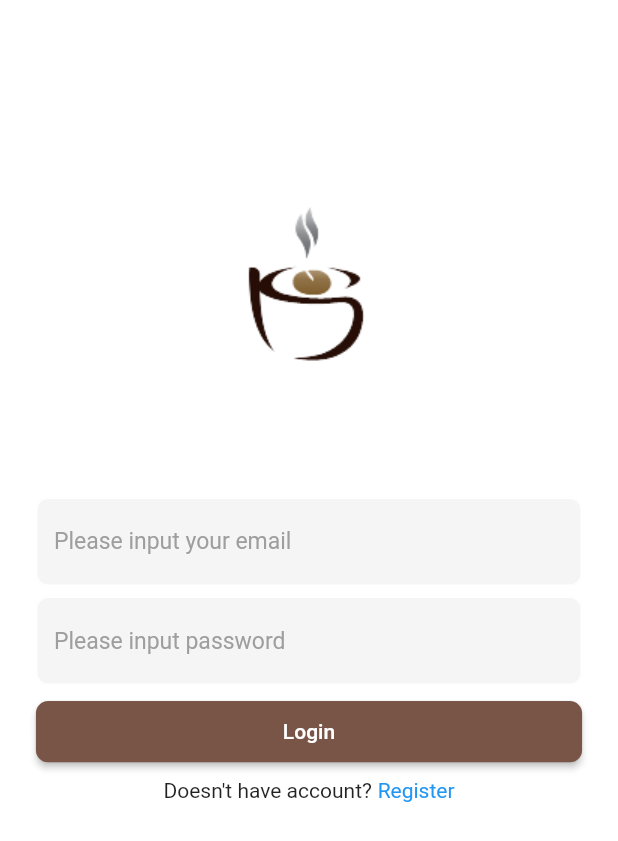
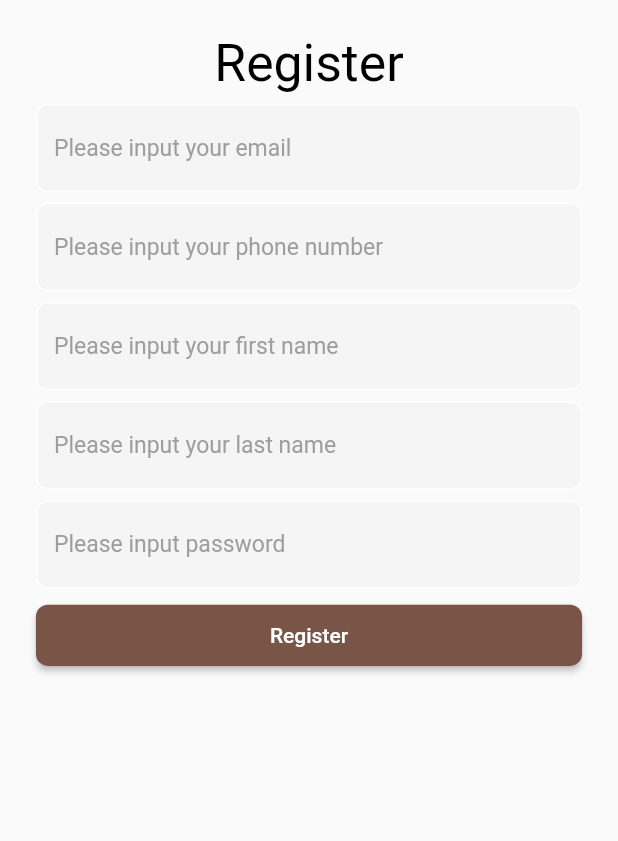
Before and after one commit to Muammarbanana/koffie-test, a Flutter app: the screen it shows after launch, after a tap on "Register", on a phone screen of 412 x 824 dp. Shown: the top 841 px of the screen. Run offline on Flutter 3.47's test engine with Material 2 defaults, Android fonts, the light colour scheme and no system bars; our stand-ins replace easy_localization, flutter_screenutil.

Commit message:
slicing register page

```diff
--- a/assets/translations/en.json
+++ b/assets/translations/en.json
@@ -2,6 +2,11 @@
     "onboarding": {
         "pleaseInputYourEmail": "Please input your email",
         "pleaseInputPassword": "Please input password",
+        "pleaseInputYourPhone": "Please input your phone number",
+        "pleaseInputYourFirstName": "Please input your first name",
+        "pleaseInputYourLastName": "Please input your last name",
+        "thisFieldRequired": "This field is required",
+        "invalidEmailFormat": "Invalid email format",
         "login": "Login",
         "register": "Register",
         "doesntHaveAccount": "Doesn't have account?"
--- a/assets/translations/id.json
+++ b/assets/translations/id.json
@@ -2,6 +2,11 @@
     "onboarding": {
         "pleaseInputYourEmail": "Masukkan email",
         "pleaseInputPassword": "Masukkan kata sandi",
+        "pleaseInputYourPhone": "Masukkan nomor ponsel",
+        "pleaseInputYourFirstName": "Masukkan nama depan",
+        "pleaseInputYourLastName": "Masukkan nama belakang",
+        "thisFieldRequired": "Field ini wajib diisi",
+        "invalidEmailFormat": "Format email tidak valid",
         "login": "Masuk",
         "register": "Daftar",
         "doesntHaveAccount": "Belum punya akun?"
--- a/lib/core/widgets/custom_input_general.dart
+++ b/lib/core/widgets/custom_input_general.dart
@@ -1,4 +1,5 @@
 import 'package:flutter/material.dart';
+import 'package:flutter/services.dart';
 
 import '../constants/theme.dart';
 
@@ -8,11 +9,15 @@ class CustomInputGeneral extends StatelessWidget {
     required this.controller,
     required this.hint,
     this.inputType,
+    this.inputFormatter,
+    this.validator,
   }) : super(key: key);
 
   final TextEditingController controller;
   final String hint;
   final TextInputType? inputType;
+  final List<TextInputFormatter>? inputFormatter;
+  final String? Function(String?)? validator;
 
   @override
   Widget build(BuildContext context) {
@@ -22,6 +27,8 @@ class CustomInputGeneral extends StatelessWidget {
         hintText: hint,
       ),
       keyboardType: inputType,
+      inputFormatters: inputFormatter,
+      validator: validator,
     );
   }
 }
--- a/lib/features/authentication/views/login_page.dart
+++ b/lib/features/authentication/views/login_page.dart
@@ -2,6 +2,7 @@ import 'package:easy_localization/easy_localization.dart';
 import 'package:flutter/material.dart';
 import 'package:flutter_screenutil/flutter_screenutil.dart';
 import 'package:koffie/core/constants/theme.dart';
+import 'package:koffie/features/authentication/views/register_page.dart';
 import 'package:koffie/generated/locale_keys.g.dart';
 
 import '../../../core/widgets/custom_input_general.dart';
@@ -58,7 +59,14 @@ class _LoginPageState extends State<LoginPage> {
               width: 4.w,
             ),
             GestureDetector(
-              onTap: () {},
+              onTap: () {
+                Navigator.push(
+                  context,
+                  MaterialPageRoute(
+                    builder: (context) => const RegisterPage(),
+                  ),
+                );
+              },
               child: Text(
                 LocaleKeys.onboarding_register.tr(),
                 style: const TextStyle(color: Colors.blue),
--- a/lib/features/authentication/views/register_page.dart
+++ b/lib/features/authentication/views/register_page.dart
@@ -0,0 +1,127 @@
+import 'package:easy_localization/easy_localization.dart';
+import 'package:flutter/cupertino.dart';
+import 'package:flutter/material.dart';
+import 'package:flutter/services.dart';
+import 'package:flutter/src/widgets/container.dart';
+import 'package:flutter/src/widgets/framework.dart';
+import 'package:flutter_screenutil/flutter_screenutil.dart';
+import 'package:koffie/core/widgets/custom_input_general.dart';
+import 'package:koffie/generated/locale_keys.g.dart';
+
+import '../../../core/constants/theme.dart';
+
+class RegisterPage extends StatefulWidget {
+  const RegisterPage({super.key});
+
+  @override
+  State<RegisterPage> createState() => _RegisterPageState();
+}
+
+class _RegisterPageState extends State<RegisterPage> {
+  // Text Form Controller
+  TextEditingController emailController = TextEditingController();
+  TextEditingController phoneController = TextEditingController();
+  TextEditingController firstNameController = TextEditingController();
+  TextEditingController lastNameController = TextEditingController();
+  TextEditingController passwordController = TextEditingController();
+
+  @override
+  Widget build(BuildContext context) {
+    Widget buildRegisterForm() {
+      return Column(
+        children: [
+          Text(
+            LocaleKeys.onboarding_register.tr(),
+            style: TextStyle(
+              color: Colors.black,
+              fontSize: 36.sp,
+            ),
+          ),
+          SizedBox(height: 8.h),
+          CustomInputGeneral(
+              controller: emailController,
+              hint: LocaleKeys.onboarding_pleaseInputYourEmail.tr(),
+              inputType: TextInputType.emailAddress,
+              validator: (value) {
+                if (value == null || value.isEmpty) {
+                  return LocaleKeys.onboarding_thisFieldRequired.tr();
+                } else if (!RegExp(
+                        r"^[a-zA-Z0-9.a-zA-Z0-9.!#$%&'*+-/=?^_`{|}~]+@[a-zA-Z0-9]+\.[a-zA-Z]+")
+                    .hasMatch(value)) {
+                  return LocaleKeys.onboarding_invalidEmailFormat.tr();
+                }
+                return null;
+              }),
+          SizedBox(height: 8.h),
+          CustomInputGeneral(
+              controller: phoneController,
+              hint: LocaleKeys.onboarding_pleaseInputYourPhone.tr(),
+              inputType: TextInputType.number,
+              inputFormatter: [FilteringTextInputFormatter.digitsOnly],
+              validator: (value) {
+                if (value == null || value.isEmpty) {
+                  return LocaleKeys.onboarding_thisFieldRequired.tr();
+                }
+                return null;
+              }),
+          SizedBox(height: 8.h),
+          CustomInputGeneral(
+              controller: firstNameController,
+              hint: LocaleKeys.onboarding_pleaseInputYourFirstName.tr(),
+              inputType: TextInputType.name,
+              validator: (value) {
+                if (value == null || value.isEmpty) {
+                  return LocaleKeys.onboarding_thisFieldRequired.tr();
+                }
+                return null;
+              }),
+          SizedBox(height: 8.h),
+          CustomInputGeneral(
+              controller: lastNameController,
+              hint: LocaleKeys.onboarding_pleaseInputYourLastName.tr(),
+              inputType: TextInputType.name,
+              validator: (value) {
+                if (value == null || value.isEmpty) {
+                  return LocaleKeys.onboarding_thisFieldRequired.tr();
+                }
+                return null;
+              }),
+          SizedBox(height: 8.h),
+          CustomInputGeneral(
+              controller: passwordController,
+              hint: LocaleKeys.onboarding_pleaseInputPassword.tr(),
+              inputType: TextInputType.visiblePassword,
+              validator: (value) {
+                if (value == null || value.isEmpty) {
+                  return LocaleKeys.onboarding_thisFieldRequired.tr();
+                }
+                return null;
+              }),
+          SizedBox(height: 8.h),
+          SizedBox(
+            width: double.infinity,
+            child: ElevatedButton(
+              onPressed: () {},
+              style: btnMainStyle,
+              child: Text(
+                LocaleKeys.onboarding_register.tr(),
+                style: const TextStyle(color: Colors.white),
+              ),
+            ),
+          ),
+        ],
+      );
+    }
+
+    return SafeArea(
+      child: Scaffold(
+        body: Padding(
+          padding: EdgeInsets.fromLTRB(25.w, 25.h, 25.w, 20.h),
+          child: SingleChildScrollView(
+            child: buildRegisterForm(),
+          ),
+        ),
+      ),
+    );
+  }
+}
--- a/pubspec.yaml
+++ b/pubspec.yaml
@@ -38,6 +38,7 @@ dependencies:
   cupertino_icons: ^1.0.2
   flutter_screenutil: ^5.7.0
   easy_localization: ^3.0.1
+  flutter_launcher_icons: ^0.12.0
 
 dev_dependencies:
   flutter_test:
@@ -49,6 +50,11 @@ dev_dependencies:
   # package. See that file for information about deactivating specific lint
   # rules and activating additional ones.
   flutter_lints: ^2.0.0
+
+flutter_icons:
+  android: "launcher_icon"
+  ios: true
+  image_path: "assets/images/koffie_image.png"
 
 # For information on the generic Dart part of this file, see the
 # following page: https://dart.dev/tools/pub/pubspec
```
Also changed, not shown: assets/images/koffie_image.png (added), lib/generated/locale_keys.g.dart, pubspec.lock, 27 other files.
